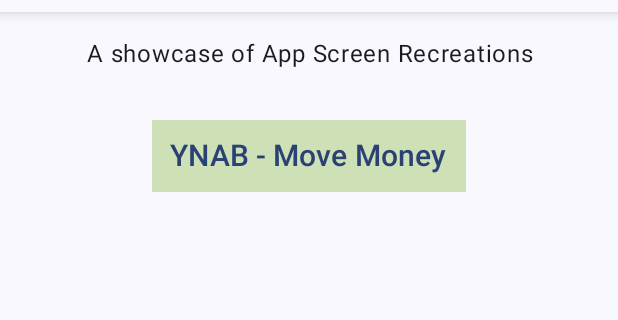
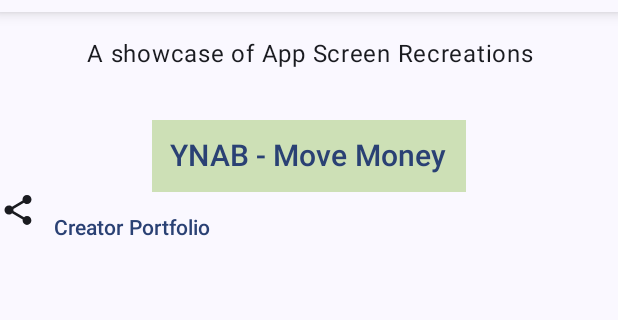
Before and after one commit to FeKent/Replica, an Android app built with Jetpack Compose: the screen it shows after launch (MainActivity), on a phone screen of 412 x 824 dp, the part 84-404 px from its top. Run offline under Robolectric (Android 15) with nearby library versions, the phone set to English and light mode, and no system bars.

Commit message:
Add link to Github portfolio

```diff
--- a/app/src/main/java/com/example/replica/composables/HomeScreen.kt
+++ b/app/src/main/java/com/example/replica/composables/HomeScreen.kt
@@ -11,8 +11,11 @@
 import androidx.compose.foundation.layout.fillMaxWidth
 import androidx.compose.foundation.layout.padding
 import androidx.compose.foundation.layout.size
+import androidx.compose.material.icons.Icons
+import androidx.compose.material.icons.filled.Share
 import androidx.compose.material3.CenterAlignedTopAppBar
 import androidx.compose.material3.ExperimentalMaterial3Api
+import androidx.compose.material3.Icon
 import androidx.compose.material3.Surface
 import androidx.compose.material3.Text
 import androidx.compose.material3.TextButton
@@ -20,6 +23,7 @@
 import androidx.compose.ui.Alignment
 import androidx.compose.ui.Modifier
 import androidx.compose.ui.graphics.Color
+import androidx.compose.ui.platform.LocalUriHandler
 import androidx.compose.ui.res.stringResource
 import androidx.compose.ui.text.font.FontWeight
 import androidx.compose.ui.text.style.TextAlign
@@ -29,13 +33,17 @@
 
 @Composable
 fun HomeScreen(ynabScreen: () -> Unit) {
+    val uriHandler = LocalUriHandler.current
+    val portfolioLink = "https://github.com/SnippyRex"
 
     Column(modifier = Modifier.fillMaxSize()) {
         ElevatedBar(title = {Text(text = stringResource(id = R.string.app_name), fontSize = 40.sp, fontWeight = FontWeight.SemiBold, color = Color(135, 187, 70, 255))})
         Spacer(modifier = Modifier.size(16.dp))
         Text(text = "A showcase of App Screen Recreations", textAlign = TextAlign.Center,modifier = Modifier.fillMaxWidth())
         Spacer(modifier = Modifier.size(32.dp))
-        Box(modifier = Modifier.padding(horizontal = 60.dp).fillMaxWidth()) {
+        Box(modifier = Modifier
+            .padding(horizontal = 60.dp)
+            .fillMaxWidth()) {
             Row(modifier = Modifier.align(alignment = Alignment.Center)) {
                 TextButton(onClick = { ynabScreen() }, modifier = Modifier.background(
                     Color(135, 187, 70, 100))) {
@@ -43,9 +51,13 @@
                 }
             }
         }
+        Row {
+            Icon(Icons.Filled.Share, contentDescription = "Link")
+            TextButton(onClick = { uriHandler.openUri(portfolioLink) }) {
+                Text(text = "Creator Portfolio")
+            }
+        }
     }
-
-
 }
 
 
```
